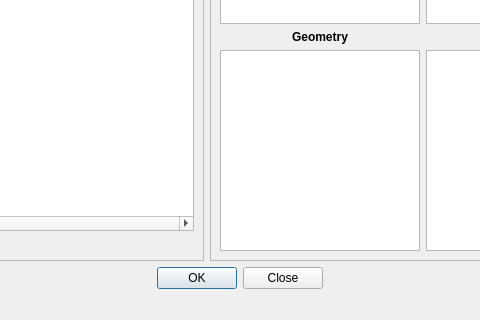
Qt form src/qt_ui/unpacker.ui (Eric-Meunier/Processor-Suite) before a commit; both pictures show x 165 to 645 and y 463 to 783 of the 810 by 783 pixel window.
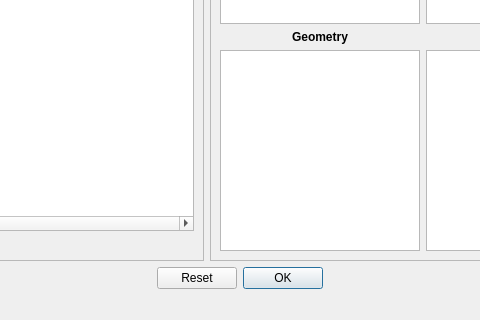
The same form after that commit. Custom widgets are drawn as their Qt base class.

The edit to the form file:
```diff
--- a/src/qt_ui/unpacker.ui
+++ b/src/qt_ui/unpacker.ui
@@ -617,7 +617,7 @@
        <enum>Qt::Horizontal</enum>
       </property>
       <property name="standardButtons">
-       <set>QDialogButtonBox::Close|QDialogButtonBox::Ok</set>
+       <set>QDialogButtonBox::Ok|QDialogButtonBox::Reset</set>
       </property>
      </widget>
     </item>
```
